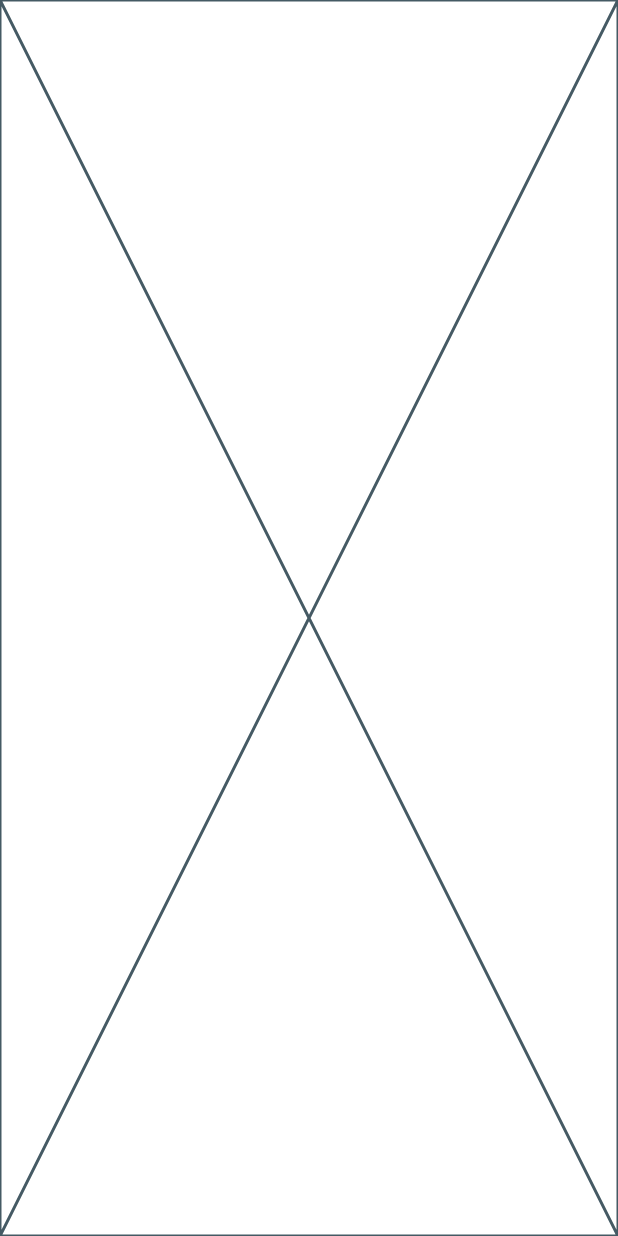
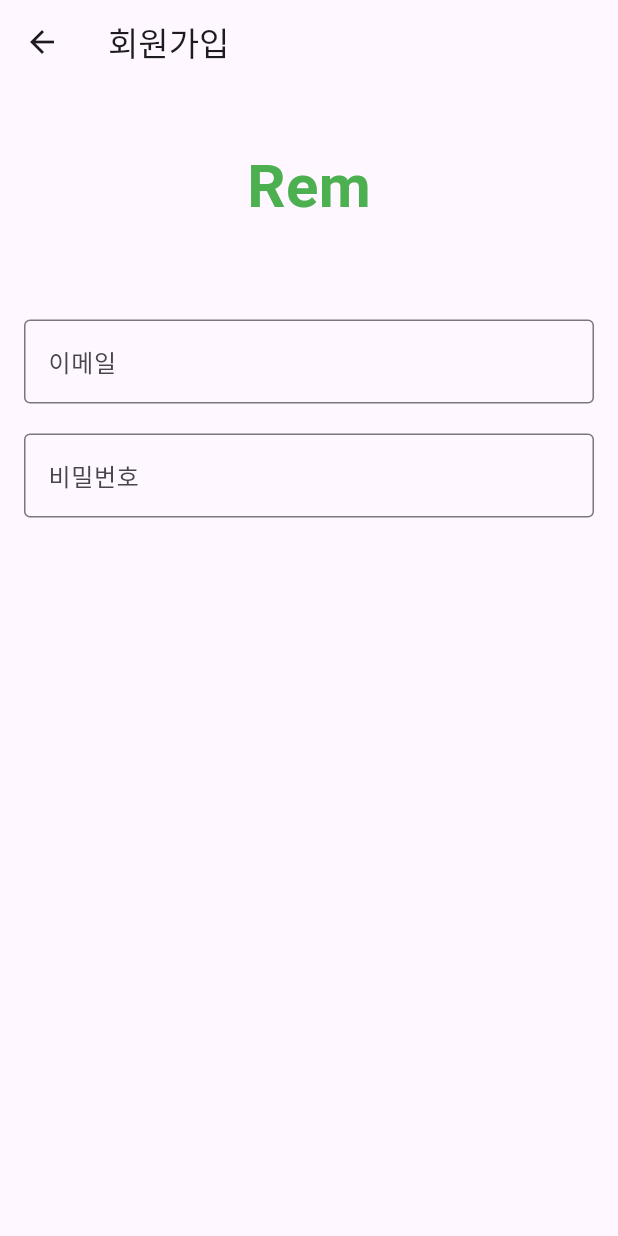
Before and after one commit to seongukHEO/FlutterUseMap, a Flutter app: the screen it shows after launch, after a tap on "회원가입 하러가기", on a phone screen of 412 x 824 dp. Run offline on Flutter 3.47's test engine with Material 3 defaults, Android fonts, the phone set to English and light mode, and no system bars; our stand-ins replace firebase_core, lottie; accounts and stored records are empty.

Commit message:
feat : 회원가입 애니메이션 부여

```diff
--- a/lib/login/join_screen.dart
+++ b/lib/login/join_screen.dart
@@ -1,15 +1,125 @@
-import 'package:flutter/cupertino.dart';
 
-class JoinScreen extends StatefulWidget {
-  const JoinScreen({super.key});
+import 'package:flutter/material.dart';
+
+void main() => runApp(MyApp());
+
+class MyApp extends StatelessWidget {
+  @override
+  Widget build(BuildContext context) {
+    return MaterialApp(
+      home: SignupScreen(),
+    );
+  }
+}
+
+class SignupScreen extends StatefulWidget {
+  @override
+  _SignupScreenState createState() => _SignupScreenState();
+}
+
+class _SignupScreenState extends State<SignupScreen> with TickerProviderStateMixin {
+  final _formKey = GlobalKey<FormState>();
+
+  static const String _logoMessage = "RememberMoment";
+  String get _currentString => _logoMessage;
+
+  late Animation<int> _logoCount;
+  late AnimationController _animationController;
+
+  TextEditingController emailController = TextEditingController();
+  TextEditingController pwController = TextEditingController();
+
+  void setAnimation() {
+    _animationController = AnimationController(vsync: this, duration: Duration(milliseconds: 2500));
+    _logoCount = StepTween(begin: 0, end: _currentString.length).animate(
+        CurvedAnimation(parent: _animationController, curve: Curves.easeIn)
+    );
+    _animationController.addListener(() {
+      setState(() {});
+    });
+
+    _animationController.addStatusListener((status) {
+      if (status == AnimationStatus.completed) {
+        Future.delayed(Duration(seconds: 1)).then((value) {
+          _animationController.reverse();
+        });
+      } else if (status == AnimationStatus.dismissed) {
+        Future.delayed(Duration(seconds: 1)).then((value) {
+          _animationController.forward();
+        });
+      }
+    });
+
+    // Start the animation
+    _animationController.forward();
+  }
 
   @override
-  State<JoinScreen> createState() => _JoinScreenState();
-}
+  void initState() {
+    super.initState();
+    setAnimation();
+  }
 
-class _JoinScreenState extends State<JoinScreen> {
+  @override
+  void dispose() {
+    _animationController.dispose();
+    super.dispose();
+  }
+
   @override
   Widget build(BuildContext context) {
-    return const Placeholder();
+    return Scaffold(
+      appBar: AppBar(
+        title: Text("회원가입"),
+      ),
+      body: SafeArea(
+        child: Column(
+          children: [
+            AnimatedBuilder(
+              animation: _logoCount,
+              builder: (context, child) {
+                String text = _currentString.substring(0, _logoCount.value);
+                return Container(
+                  margin: EdgeInsets.fromLTRB(0, 40, 0, 0),
+                  child: Text(
+                    text,
+                    style: TextStyle(
+                      fontWeight: FontWeight.bold,
+                      fontSize: 40,
+                      color: Colors.green,
+                    ),
+                  ),
+                );
+              },
+            ),
+            Form(
+              key: _formKey,
+              child: Padding(
+                padding: const EdgeInsets.fromLTRB(16, 60, 16, 0),
+                child: Column(
+                  children: [
+                    TextFormField(
+                      controller: emailController,
+                      decoration: InputDecoration(
+                        border: OutlineInputBorder(),
+                        labelText: "이메일",
+                      ),
+                    ),
+                    SizedBox(height: 20),
+                    TextFormField(
+                      controller: pwController,
+                      decoration: InputDecoration(
+                        border: OutlineInputBorder(),
+                        labelText: "비밀번호",
+                      ),
+                    ),
+                  ],
+                ),
+              ),
+            ),
+          ],
+        ),
+      ),
+    );
   }
 }
--- a/lib/login/login_screen.dart
+++ b/lib/login/login_screen.dart
@@ -75,7 +75,7 @@ class _LoginScreenState extends State<LoginScreen> {
             TextButton(
                 onPressed: (){
                   Navigator.push(context, MaterialPageRoute(builder: (context){
-                    return JoinScreen();
+                    return SignupScreen();
                   }));
                 },
                 child: Text("회원가입 하러가기", style: TextStyle(color: Colors.black),)
```
